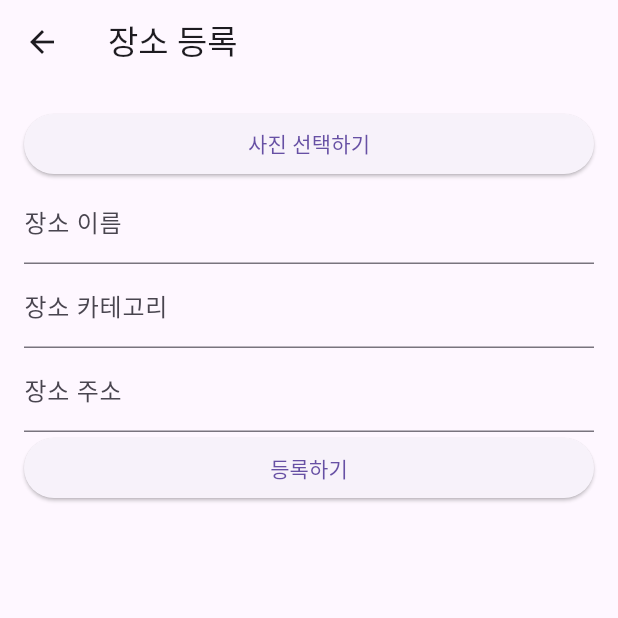
After one commit to shin-seung-yeob/loc_design-master, a Flutter app: the PlaceRegistrationPage screen opened directly, after a tap on "등록하기", on a phone screen of 412 x 824 dp, the top half of it. The commit adds this screen. Run offline on Flutter 3.47's test engine with Material 3 defaults, Android fonts, the phone set to English and light mode, and no system bars; our stand-ins replace carousel_slider, image_picker, shared_preferences; missing offline and left inert: flutter_quill, flutter_quill_extensions; accounts and stored records are empty.

Commit message:
백엔드 연결

```diff
--- /dev/null
+++ b/lib/screen/locaregister.dart
@@ -0,0 +1,111 @@
+import 'dart:convert';
+import 'dart:io';
+import 'package:flutter/material.dart';
+import 'package:image_picker/image_picker.dart';
+import 'package:http/http.dart' as http;
+
+class PlaceRegistrationPage extends StatefulWidget {
+  @override
+  _PlaceRegistrationPageState createState() => _PlaceRegistrationPageState();
+}
+
+class _PlaceRegistrationPageState extends State<PlaceRegistrationPage> {
+  final _formKey = GlobalKey<FormState>();
+  String _placeName = '';
+  String _placeCategory = '';
+  String _placeAddress = '';
+  File? _image; // 선택된 이미지 파일을 저장할 변수
+
+  final ImagePicker _picker = ImagePicker();
+
+  @override
+  Widget build(BuildContext context) {
+    return Scaffold(
+      appBar: AppBar(
+        title: Text('장소 등록'),
+      ),
+      body: Form(
+        key: _formKey,
+        child: ListView(
+          padding: EdgeInsets.all(16),
+          children: <Widget>[
+            if (_image != null)
+              Image.file(_image!), // 선택된 이미지 표시
+            ElevatedButton(
+              child: Text('사진 선택하기'),
+              onPressed: _pickImage,
+            ),
+            TextFormField(
+              decoration: InputDecoration(labelText: '장소 이름'),
+              onSaved: (value) => _placeName = value!,
+            ),
+            TextFormField(
+              decoration: InputDecoration(labelText: '장소 카테고리'),
+              onSaved: (value) => _placeCategory = value!,
+            ),
+            TextFormField(
+              decoration: InputDecoration(labelText: '장소 주소'),
+              onSaved: (value) => _placeAddress = value!,
+            ),
+            ElevatedButton(
+              child: Text('등록하기'),
+              onPressed: _submitForm,
+            ),
+          ],
+        ),
+      ),
+    );
+  }
+
+  void _pickImage() async {
+    final pickedFile = await _picker.pickImage(source: ImageSource.gallery);
+    if (pickedFile != null) {
+      setState(() {
+        _image = File(pickedFile.path);
+      });
+    }
+  }
+
+  void _submitForm() async {
+    if (_formKey.currentState!.validate()) {
+      _formKey.currentState!.save();
+
+      // JSON 데이터 생성
+      var jsonData = await _createJsonData();
+
+      // 백엔드로 데이터 전송
+      await _sendDataToBackend(jsonData);
+    }
+  }
+
+  Future<Map<String, dynamic>> _createJsonData() async {
+    String base64Image = '';
+    if (_image != null) {
+      List<int> imageBytes = await _image!.readAsBytes();
+      base64Image = base64Encode(imageBytes);
+    }
+
+    return {
+      'placeName': _placeName,
+      'placeCategory': _placeCategory,
+      'placeAddress': _placeAddress,
+      'image': base64Image
+    };
+  }
+
+  Future<void> _sendDataToBackend(Map<String, dynamic> jsonData) async {
+    var response = await http.post(
+      Uri.parse(' https://ae63-203-230-231-145.ngrok-free.app/location/search/findLocation/1'), // 백엔드 URL을 여기에 입력하세요.
+      headers: {"Content-Type": "application/json"},
+      body: json.encode(jsonData),
+    );
+
+    if (response.statusCode == 200) {
+      // 성공적으로 전송됨
+      print('Data sent successfully');
+    } else {
+      // 오류 발생
+      print('Failed to send data');
+    }
+  }
+}
--- a/pubspec.yaml
+++ b/pubspec.yaml
@@ -42,6 +42,7 @@ dependencies:
   cupertino_icons: ^1.0.2
   flutter_quill_extensions: ^0.7.0
   gal: ^2.1.3
+  http: ^1.1.0
 dev_dependencies:
   flutter_test:
     sdk: flutter
```
Also changed, not shown: lib/main.dart (+15 -6 lines), lib/screen/location_screen.dart (+8 -0 lines), lib/screen/modify_screen.dart (+0 -14 lines), lib/screen/registerpage.dart (added, +96 -0 lines), lib/screen/selectpage.dart (added, +91 -0 lines), lib/apitable/backck.dart (added), pubspec.lock.
